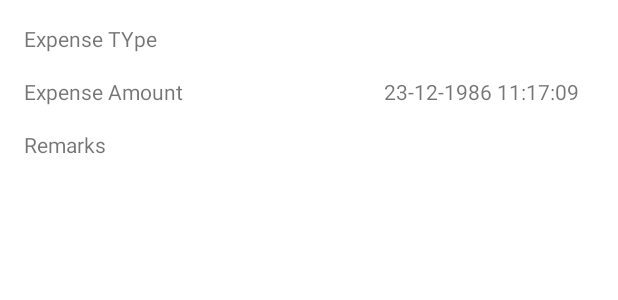
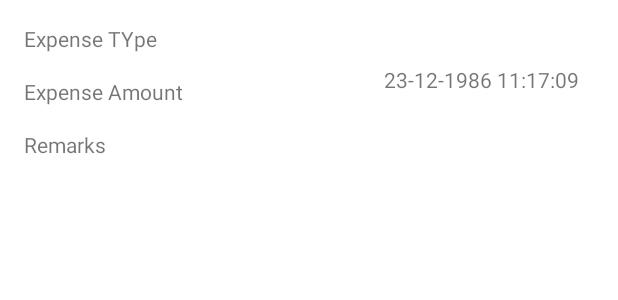
Before and after one commit to raghunandankavi2010/ExpenseTracker, an Android app: the layout expense_item.xml on its own in the app's theme, with its tools: preview values and no code run, on a phone screen of 412 x 824 dp. Shown: the top 300 px of the screen. Run offline under Robolectric (Android 15) with nearby library versions, the phone set to English and light mode, and no system bars.

Commit message:
Use of emit source to link database livedata to viewmodel livedata along with minor ui changes.

```diff
--- a/app/src/main/java/me/raghu/expensetracker/db/ExpenseDao.kt
+++ b/app/src/main/java/me/raghu/expensetracker/db/ExpenseDao.kt
@@ -1,5 +1,6 @@
 package me.raghu.expensetracker.db
 
+import androidx.lifecycle.LiveData
 import androidx.room.Dao
 import androidx.room.Insert
 import androidx.room.OnConflictStrategy
@@ -13,7 +14,7 @@ interface ExpenseDao {
     suspend fun insertExpense(expense: Expense):Long
 
     @Query("SELECT * FROM expense")
-    fun fetchExpenses(): List<Expense>
+    fun fetchExpenses(): LiveData<List<Expense>>
 
     @Query("DELETE FROM expense WHERE expense_type = :expenseType")
     fun deleteExpense(expenseType:String)
--- a/app/src/main/java/me/raghu/expensetracker/di/FragmentBuildersModule.kt
+++ b/app/src/main/java/me/raghu/expensetracker/di/FragmentBuildersModule.kt
@@ -2,7 +2,7 @@ package me.raghu.expensetracker.di
 
 import dagger.Module
 import dagger.android.ContributesAndroidInjector
-import me.raghu.expensetracker.ui.ExpenseFragment
+import me.raghu.expensetracker.ui.expense.ExpenseFragment
 import me.raghu.expensetracker.ui.expenseinput.ExpenseInput
 
 @Suppress("unused")
--- a/app/src/main/java/me/raghu/expensetracker/repository/DatabaseRepository.kt
+++ b/app/src/main/java/me/raghu/expensetracker/repository/DatabaseRepository.kt
@@ -1,6 +1,7 @@
 package me.raghu.expensetracker.repository
 
 import android.util.Log
+import androidx.lifecycle.LiveData
 import kotlinx.coroutines.Dispatchers
 import kotlinx.coroutines.withContext
 import me.raghu.expensetracker.db.Expense
@@ -24,10 +25,10 @@ class DatabaseRepository @Inject constructor(private val expenseDao: ExpenseDao)
         return long
     }
 
-    suspend fun getExpenses(): List<Expense> {
+    suspend fun getExpenses(): LiveData<List<Expense>> {
         return withContext(Dispatchers.IO) {
             val data = expenseDao.fetchExpenses()
-            Log.i("Expenses List Size", "" + data.size)
+            Log.i("Expenses List Size", "" + data.value?.size)
             data
         }
     }
--- a/app/src/main/java/me/raghu/expensetracker/ui/expense/ExpenseViewModel.kt
+++ b/app/src/main/java/me/raghu/expensetracker/ui/expense/ExpenseViewModel.kt
@@ -20,9 +20,9 @@ class ExpenseViewModel
     }
 
     val expenses: LiveData<List<Expense>> = liveData {
-        val data = databaseRepository.getExpenses()
-        emit(data)
+      emitSource(databaseRepository.getExpenses())
     }
+
 
     data class Range(val startDate: Date, val endDate: Date) {
         fun <T> ifExists(f: (Date, Date) -> LiveData<T>): LiveData<T> {
--- a/app/src/main/res/layout/content_main.xml
+++ b/app/src/main/res/layout/content_main.xml
@@ -43,6 +43,7 @@
         android:layout_height="0dp"
         android:layout_marginTop="@dimen/standard_16dp"
         app:layoutManager="LinearLayoutManager"
+        android:orientation="vertical"
         app:layout_constraintBottom_toBottomOf="parent"
         app:layout_constraintStart_toStartOf="parent"
         app:layout_constraintTop_toBottomOf="@+id/total_amt_spent_value" />
--- a/app/src/main/res/layout/expense_item.xml
+++ b/app/src/main/res/layout/expense_item.xml
@@ -1,5 +1,7 @@
 <?xml version="1.0" encoding="utf-8"?>
-<layout>
+<layout xmlns:android="http://schemas.android.com/apk/res/android"
+    xmlns:app="http://schemas.android.com/apk/res-auto"
+    xmlns:tools="http://schemas.android.com/tools">
     <data>
         <variable
             name="expense"
@@ -7,11 +9,8 @@
 
     </data>
 <androidx.constraintlayout.widget.ConstraintLayout
-    xmlns:android="http://schemas.android.com/apk/res/android"
-    xmlns:app="http://schemas.android.com/apk/res-auto"
-    xmlns:tools="http://schemas.android.com/tools"
     android:layout_width="match_parent"
-    android:layout_height="match_parent">
+    android:layout_height="wrap_content">
 
     <TextView
         android:id="@+id/expenseType"
@@ -41,12 +40,14 @@
 
     <TextView
         android:id="@+id/expenseRemark"
-        android:text = "@{expense.remarks}"
         android:layout_width="0dp"
         android:layout_height="wrap_content"
         android:layout_marginStart="16dp"
         android:layout_marginTop="16dp"
         android:layout_marginEnd="16dp"
+        android:layout_marginBottom="16dp"
+        android:text="@{expense.remarks}"
+        app:layout_constraintBottom_toBottomOf="parent"
         app:layout_constraintEnd_toStartOf="@+id/textView4"
         app:layout_constraintStart_toStartOf="parent"
         app:layout_constraintTop_toBottomOf="@+id/expenseAmount"
@@ -59,6 +60,7 @@
         android:layout_width="150dp"
         android:layout_height="wrap_content"
         android:layout_marginEnd="16dp"
+        android:layout_marginBottom="16dp"
         tools:text="23-12-1986 11:17:09"
         app:layout_constraintBottom_toBottomOf="@+id/expenseRemark"
         app:layout_constraintEnd_toEndOf="parent"
--- a/app/src/main/res/navigation/nav_graph.xml
+++ b/app/src/main/res/navigation/nav_graph.xml
@@ -6,7 +6,7 @@
 
     <fragment
         android:id="@+id/expenseFragment"
-        android:name="me.raghu.expensetracker.ui.ExpenseFragment"
+        android:name="me.raghu.expensetracker.ui.expense.ExpenseFragment"
         android:label="Expenses" >
         <action
             android:id="@+id/action_expenseFragment_to_expenseInput"
```
Also changed, not shown: app/src/main/java/me/raghu/expensetracker/ui/common/DataBoundListAdapter.kt (+6 -1 lines), app/src/main/java/me/raghu/expensetracker/ui/expense/ExpenseAdapter.kt (+6 -7 lines), app/src/main/java/me/raghu/expensetracker/ui/expense/ExpenseFragment.kt (renamed from app/src/main/java/me/raghu/expensetracker/ui/ExpenseFragment.kt, +15 -10 lines).
